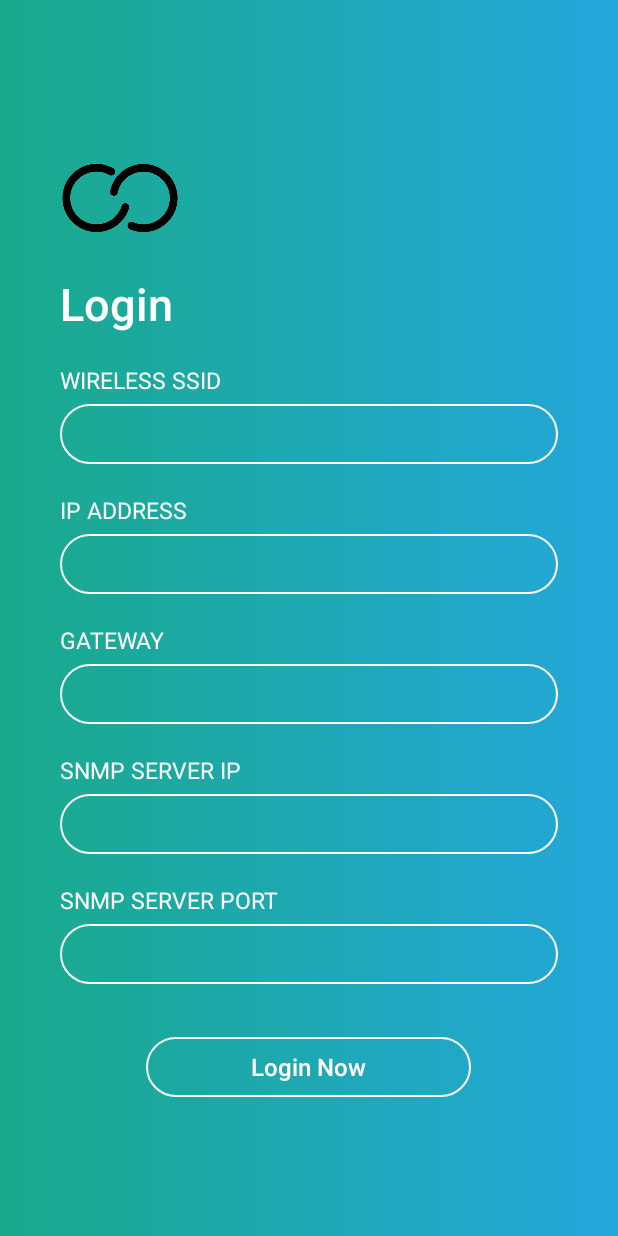
After one commit to ZeroCzR/AndroidProject, an Android app: the LoginActivity screen opened directly, with no data from a screen before it, on a phone screen of 412 x 824 dp. The commit adds this screen. Run offline under Robolectric (Android 15) with nearby library versions, the phone set to English and light mode, and no system bars.

Commit message:
Login Design

```diff
--- a/app/src/main/AndroidManifest.xml
+++ b/app/src/main/AndroidManifest.xml
@@ -16,6 +16,7 @@
                 <category android:name="android.intent.category.LAUNCHER" />
             </intent-filter>
         </activity>
+        <activity android:name=".LoginActivity"></activity>
     </application>
 
 </manifest>
--- /dev/null
+++ b/app/src/main/java/first/progressla/snmpdesign/LoginActivity.java
@@ -0,0 +1,13 @@
+package first.progressla.snmpdesign;
+
+import android.support.v7.app.AppCompatActivity;
+import android.os.Bundle;
+
+public class LoginActivity extends AppCompatActivity {
+
+    @Override
+    protected void onCreate(Bundle savedInstanceState) {
+        super.onCreate(savedInstanceState);
+        setContentView(R.layout.activity_login);
+    }
+}
--- /dev/null
+++ b/app/src/main/res/drawable/btn_bg.xml
@@ -0,0 +1,11 @@
+<shape xmlns:android="http://schemas.android.com/apk/res/android"
+    android:shape="rectangle">
+    <corners
+        android:topRightRadius="20dp"
+        android:topLeftRadius="20dp"
+        android:bottomRightRadius="20dp"
+        android:bottomLeftRadius="20dp" />
+    <stroke
+        android:width="1dp"
+        android:color="@color/colorWhite" />
+</shape>
--- /dev/null
+++ b/app/src/main/res/drawable/et_bg.xml
@@ -0,0 +1,11 @@
+<shape xmlns:android="http://schemas.android.com/apk/res/android"
+    android:shape="rectangle">
+    <corners
+        android:topRightRadius="20dp"
+        android:topLeftRadius="20dp"
+        android:bottomRightRadius="20dp"
+        android:bottomLeftRadius="20dp" />
+    <stroke
+        android:width="1dp"
+        android:color="@color/colorWhite" />
+</shape>
--- /dev/null
+++ b/app/src/main/res/drawable/grad_bg.xml
@@ -0,0 +1,9 @@
+<shape xmlns:android="http://schemas.android.com/apk/res/android"
+    android:shape="rectangle">
+
+    <gradient
+        android:angle="0"
+        android:endColor="@color/gradStop"
+        android:startColor="@color/gradStart"
+        android:type="linear" />
+</shape>
--- /dev/null
+++ b/app/src/main/res/layout/activity_login.xml
@@ -0,0 +1,202 @@
+<?xml version="1.0" encoding="utf-8"?>
+<RelativeLayout xmlns:android="http://schemas.android.com/apk/res/android"
+    xmlns:tools="http://schemas.android.com/tools"
+    android:layout_width="match_parent"
+    android:layout_height="match_parent"
+    android:background="@drawable/grad_bg"
+    tools:context=".LoginActivity">
+
+    <RelativeLayout
+        android:layout_width="wrap_content"
+        android:layout_marginRight="40dp"
+        android:layout_marginLeft="40dp"
+        android:layout_height="wrap_content"
+        android:layout_centerInParent="true" >
+
+        <ImageView
+            android:id="@+id/imgView_logo"
+            android:layout_width="80dp"
+            android:layout_height="80dp"
+            android:scaleType="fitCenter"
+            android:src="@drawable/ic_connecting" />
+
+        <RelativeLayout
+            android:id="@+id/rellay1"
+            android:layout_width="wrap_content"
+            android:layout_height="wrap_content"
+            android:layout_below="@id/imgView_logo">
+
+            <TextView
+                android:id="@+id/tv_login"
+                android:layout_width="wrap_content"
+                android:layout_height="wrap_content"
+                android:layout_marginTop="10dp"
+                android:fontFamily="sans-serif-medium"
+                android:text="Login"
+                android:textColor="@color/colorWhite"
+                android:textSize="30sp" />
+
+            <LinearLayout
+                android:id="@+id/liny"
+                android:layout_width="match_parent"
+                android:orientation="vertical"
+                android:layout_height="wrap_content"
+                android:layout_marginTop="20dp"
+                android:layout_below="@id/tv_login">
+
+                <LinearLayout
+                    android:layout_width="match_parent"
+                    android:orientation="vertical"
+                    android:layout_height="wrap_content">
+
+                    <TextView
+                        android:layout_width="wrap_content"
+                        android:layout_height="wrap_content"
+                        android:text="Wireless SSID"
+                        android:textAllCaps="true"
+                        android:textColor="@color/colorWhite"
+                        android:textSize="15sp" />
+
+                    <EditText
+                        android:layout_width="match_parent"
+                        android:layout_height="40dp"
+                        android:layout_marginTop="5dp"
+                        android:background="@drawable/et_bg"
+                        android:fontFamily="sans-serif-light"
+                        android:paddingLeft="15dp"
+                        android:paddingRight="15dp"
+                        android:textColor="@color/colorWhite"
+                        android:textSize="15sp" />
+
+                </LinearLayout>
+
+                <LinearLayout
+                    android:layout_width="match_parent"
+                    android:orientation="vertical"
+                    android:layout_height="wrap_content"
+                    android:layout_marginTop="20dp">
+
+                    <TextView
+                        android:layout_width="wrap_content"
+                        android:layout_height="wrap_content"
+                        android:text="IP Address"
+                        android:textAllCaps="true"
+                        android:textColor="@color/colorWhite"
+                        android:textSize="15sp" />
+
+                    <EditText
+                        android:layout_width="match_parent"
+                        android:layout_height="40dp"
+                        android:layout_marginTop="5dp"
+                        android:background="@drawable/et_bg"
+                        android:fontFamily="sans-serif-light"
+                        android:paddingLeft="15dp"
+                        android:paddingRight="15dp"
+                        android:textColor="@color/colorWhite"
+                        android:textSize="15sp" />
+
+                </LinearLayout>
+
+                <LinearLayout
+                    android:layout_width="match_parent"
+                    android:orientation="vertical"
+                    android:layout_height="wrap_content"
+                    android:layout_marginTop="20dp">
+
+                    <TextView
+                        android:layout_width="wrap_content"
+                        android:layout_height="wrap_content"
+                        android:text="Gateway"
+                        android:textAllCaps="true"
+                        android:textColor="@color/colorWhite"
+                        android:textSize="15sp" />
+
+                    <EditText
+                        android:layout_width="match_parent"
+                        android:layout_height="40dp"
+                        android:layout_marginTop="5dp"
+                        android:background="@drawable/et_bg"
+                        android:fontFamily="sans-serif-light"
+                        android:paddingLeft="15dp"
+                        android:paddingRight="15dp"
+                        android:textColor="@color/colorWhite"
+                        android:textSize="15sp" />
+
+                </LinearLayout>
+
+                <LinearLayout
+                    android:layout_width="match_parent"
+                    android:orientation="vertical"
+                    android:layout_height="wrap_content"
+                    android:layout_marginTop="20dp">
+
+                    <TextView
+                        android:layout_width="wrap_content"
+                        android:layout_height="wrap_content"
+                        android:text="SNMP Server IP"
+                        android:textAllCaps="true"
+                        android:textColor="@color/colorWhite"
+                        android:textSize="15sp" />
+
+                    <EditText
+                        android:layout_width="match_parent"
+                        android:layout_height="40dp"
+                        android:layout_marginTop="5dp"
+                        android:background="@drawable/et_bg"
+                        android:fontFamily="sans-serif-light"
+                        android:paddingLeft="15dp"
+                        android:paddingRight="15dp"
+                        android:textColor="@color/colorWhite"
+                        android:textSize="15sp" />
+
+                </LinearLayout>
+
+                <LinearLayout
+                    android:layout_width="match_parent"
+                    android:orientation="vertical"
+                    android:layout_height="wrap_content"
+                    android:layout_marginTop="20dp">
+
+                    <TextView
+                        android:layout_width="wrap_content"
+                        android:layout_height="wrap_content"
+                        android:text="SNMP Server Port"
+                        android:textAllCaps="true"
+                        android:textColor="@color/colorWhite"
+                        android:textSize="15sp" />
+
+                    <EditText
+                        android:layout_width="match_parent"
+                        android:layout_height="40dp"
+                        android:layout_marginTop="5dp"
+                        android:background="@drawable/et_bg"
+                        android:fontFamily="sans-serif-light"
+                        android:paddingLeft="15dp"
+                        android:paddingRight="15dp"
+                        android:textColor="@color/colorWhite"
+                        android:textSize="15sp" />
+
+                </LinearLayout>
+
+            </LinearLayout>
+
+            <Button
+                android:layout_width="wrap_content"
+                android:layout_height="40dp"
+                android:layout_below="@+id/liny"
+                android:text="Login Now"
+                android:textAllCaps="false"
+                android:background="@drawable/btn_bg"
+                android:layout_marginTop="35dp"
+                android:paddingLeft="70dp"
+                android:paddingRight="70dp"
+                android:layout_centerHorizontal="true"
+                android:textColor="@color/colorWhite"
+                android:fontFamily="sans-serif-medium"
+                android:textSize="16sp"/>
+
+        </RelativeLayout>
+
+    </RelativeLayout>
+
+</RelativeLayout>
--- a/app/src/main/res/values/colors.xml
+++ b/app/src/main/res/values/colors.xml
@@ -5,4 +5,9 @@
     <color name="colorAccent">#FF4081</color>
     <color name="colorWhite">#FFFFFF</color>
     <color name="colorBlack">#000000</color>
+
+    <color name="transparent">#00000000</color>
+    <color name="gradStart">#19AA8B</color>
+    <color name="gradStop">#23A7DB</color>
+
 </resources>
--- a/app/src/main/res/values/styles.xml
+++ b/app/src/main/res/values/styles.xml
@@ -1,7 +1,7 @@
 <resources>
 
     <!-- Base application theme. -->
-    <style name="AppTheme" parent="Theme.AppCompat.Light.NoActionBar">
+    <style name="AppTheme" parent="Base.Theme.AppCompat.Light.NoActionBar">
         <!-- Customize your theme here. -->
         <item name="colorPrimary">@color/colorPrimary</item>
         <item name="colorPrimaryDark">@color/colorPrimaryDark</item>
```
Also changed, not shown: app/src/main/ic_conn-web.png (added), app/src/main/res/drawable/ic_connecting.png (added), app/src/main/res/mipmap-hdpi/ic_conn.png (added), app/src/main/res/mipmap-mdpi/ic_conn.png (added), app/src/main/res/mipmap-xhdpi/ic_conn.png (added), app/src/main/res/mipmap-xxhdpi/ic_conn.png (added), app/src/main/res/mipmap-xxxhdpi/ic_conn.png (added).
